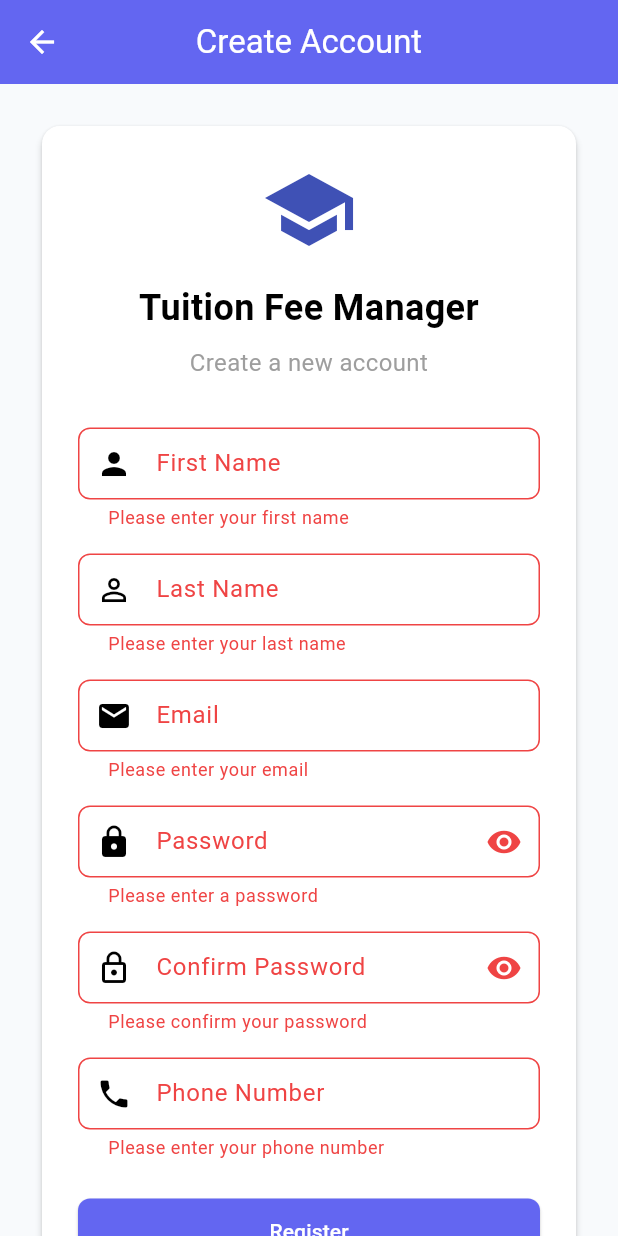
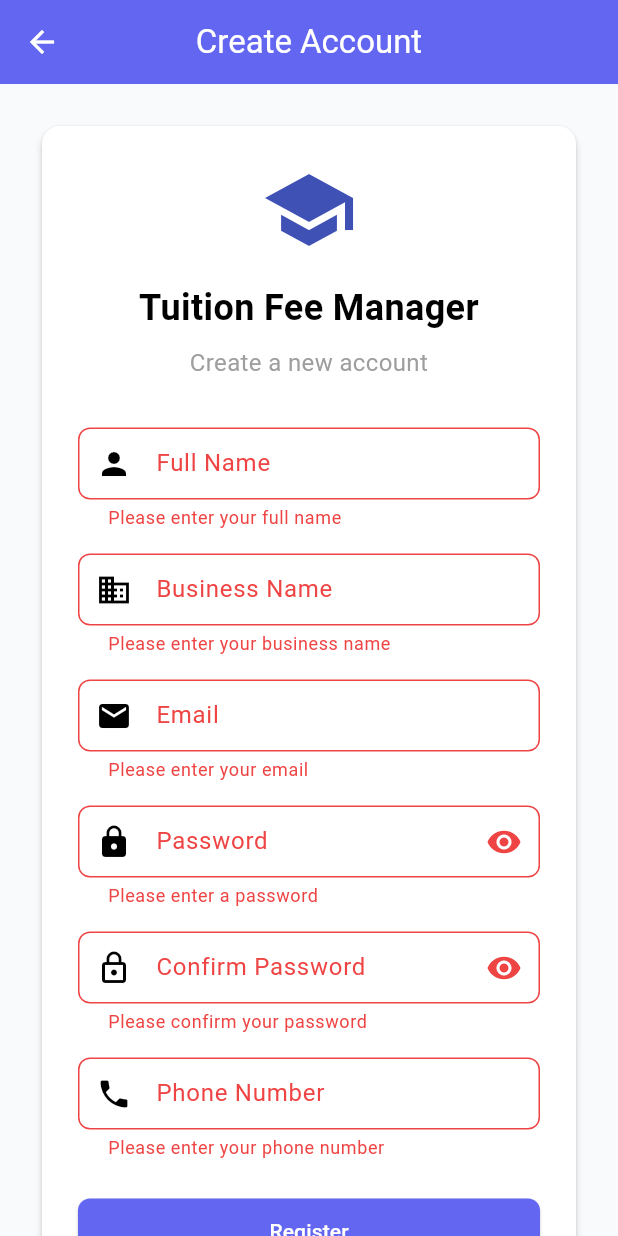
Before and after one commit to Rsudheera/tuition-fee-fe, a Flutter app: the RegisterScreen screen opened by its route, after a tap on "Register", on a phone screen of 412 x 824 dp. Run offline on Flutter 3.47's test engine with Material 3 defaults, Android fonts, the phone set to English and light mode, and no system bars.

Commit message:
Basic UI fixes

```diff
--- a/lib/presentation/screens/auth/register_screen.dart
+++ b/lib/presentation/screens/auth/register_screen.dart
@@ -10,8 +10,8 @@ class RegisterScreen extends StatefulWidget {
 
 class _RegisterScreenState extends State<RegisterScreen> {
   final _formKey = GlobalKey<FormState>();
-  final _firstNameController = TextEditingController();
-  final _lastNameController = TextEditingController();
+  final _fullNameController = TextEditingController();
+  final _businessNameController = TextEditingController();
   final _emailController = TextEditingController();
   final _phoneController = TextEditingController();
   final _passwordController = TextEditingController();
@@ -24,8 +24,8 @@ class _RegisterScreenState extends State<RegisterScreen> {
 
   @override
   void dispose() {
-    _firstNameController.dispose();
-    _lastNameController.dispose();
+    _fullNameController.dispose();
+    _businessNameController.dispose();
     _emailController.dispose();
     _phoneController.dispose();
     _passwordController.dispose();
@@ -42,8 +42,8 @@ class _RegisterScreenState extends State<RegisterScreen> {
 
     try {
       await _authRepository.register(
-        firstName: _firstNameController.text,
-        lastName: _lastNameController.text,
+        firstName: _fullNameController.text,
+        lastName: _businessNameController.text,
         email: _emailController.text,
         password: _passwordController.text,
         phone: _phoneController.text,
@@ -108,28 +108,28 @@ class _RegisterScreenState extends State<RegisterScreen> {
                       ),
                       const SizedBox(height: 32),
                       TextFormField(
-                        controller: _firstNameController,
+                        controller: _fullNameController,
                         decoration: const InputDecoration(
-                          labelText: 'First Name',
+                          labelText: 'Full Name',
                           prefixIcon: Icon(Icons.person),
                         ),
                         validator: (value) {
                           if (value == null || value.isEmpty) {
-                            return 'Please enter your first name';
+                            return 'Please enter your full name';
                           }
                           return null;
                         },
                       ),
                       const SizedBox(height: 16),
                       TextFormField(
-                        controller: _lastNameController,
+                        controller: _businessNameController,
                         decoration: const InputDecoration(
-                          labelText: 'Last Name',
-                          prefixIcon: Icon(Icons.person_outline),
+                          labelText: 'Business Name',
+                          prefixIcon: Icon(Icons.business),
                         ),
                         validator: (value) {
                           if (value == null || value.isEmpty) {
-                            return 'Please enter your last name';
+                            return 'Please enter your business name';
                           }
                           return null;
                         },
--- a/lib/presentation/screens/dashboard/dashboard_screen.dart
+++ b/lib/presentation/screens/dashboard/dashboard_screen.dart
@@ -64,7 +64,7 @@ class DashboardHomeTab extends StatelessWidget {
           crossAxisAlignment: CrossAxisAlignment.start,
           children: [
             const Text(
-              'Overview',
+              'SF Institute',
               style: TextStyle(fontSize: 24, fontWeight: FontWeight.bold),
             ),
             const SizedBox(height: 16),
--- a/lib/presentation/screens/profile/profile_screen.dart
+++ b/lib/presentation/screens/profile/profile_screen.dart
@@ -5,7 +5,7 @@ import '../../widgets/profile/education_qualification_widget.dart';
 class ProfileScreen extends StatefulWidget {
   final Teacher? teacher;
 
-  const ProfileScreen({Key? key, this.teacher}) : super(key: key);
+  const ProfileScreen({super.key, this.teacher});
 
   @override
   State<ProfileScreen> createState() => _ProfileScreenState();
--- a/lib/presentation/screens/students/students_list_screen.dart
+++ b/lib/presentation/screens/students/students_list_screen.dart
@@ -1,5 +1,4 @@
 import 'package:flutter/material.dart';
-import 'dart:developer' as developer;
 import '../../../core/utils/mock_student_data.dart';
 import '../../../core/utils/mock_class_data.dart';
 import '../../../data/models/student.dart';
--- a/lib/presentation/widgets/profile/education_qualification_widget.dart
+++ b/lib/presentation/widgets/profile/education_qualification_widget.dart
@@ -6,11 +6,11 @@ class EducationQualificationWidget extends StatefulWidget {
   final Function(List<String>) onQualificationsChanged;
 
   const EducationQualificationWidget({
-    Key? key,
+    super.key,
     required this.isEditing,
     required this.qualifications,
     required this.onQualificationsChanged,
-  }) : super(key: key);
+  });
 
   @override
   State<EducationQualificationWidget> createState() =>
```
